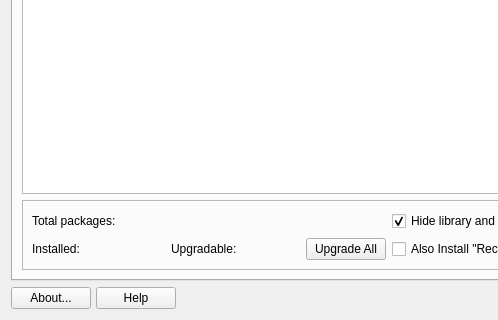
The window that mainwindow.ui (CachyOS/packageinstaller) describes before a commit, drawn with Qt 5; both pictures show x 0 to 498 and y 280 to 600 of the 800 by 600 pixel window.
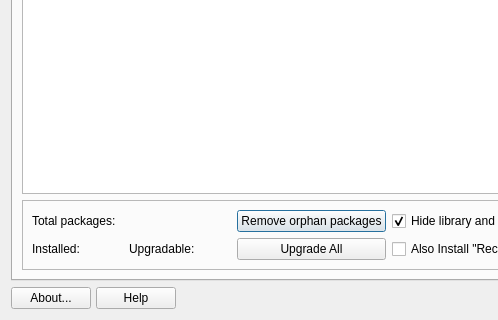
The same window after the commit. The open tabs and pages were chosen to show the change. Icons and pictures are not drawn.

Commit message: Add 'remove orphan packages' that run apt-get autoremove

Diff of the .ui file:
```diff
--- a/mainwindow.ui
+++ b/mainwindow.ui
@@ -388,7 +388,17 @@
             </property>
            </widget>
           </item>
-          <item row="1" column="7">
+          <item row="0" column="6" colspan="2">
+           <widget class="QPushButton" name="pushRemoveOrphan">
+            <property name="text">
+             <string>Remove orphan packages</string>
+            </property>
+            <property name="icon">
+             <iconset theme="remove"/>
+            </property>
+           </widget>
+          </item>
+          <item row="1" column="6" colspan="2">
            <widget class="QPushButton" name="pushUpgradeAll">
             <property name="text">
              <string>Upgrade All</string>
```
Left out of the diff: 2 changed lines with no effect on the pictures. The commit also changes 2 other files.
